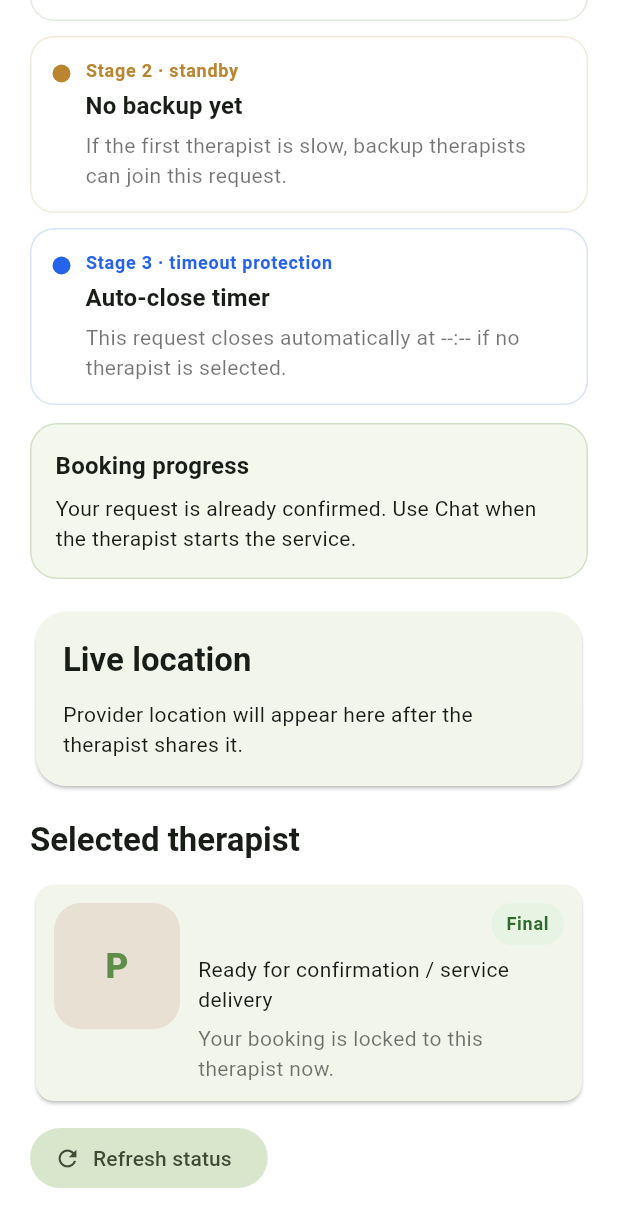
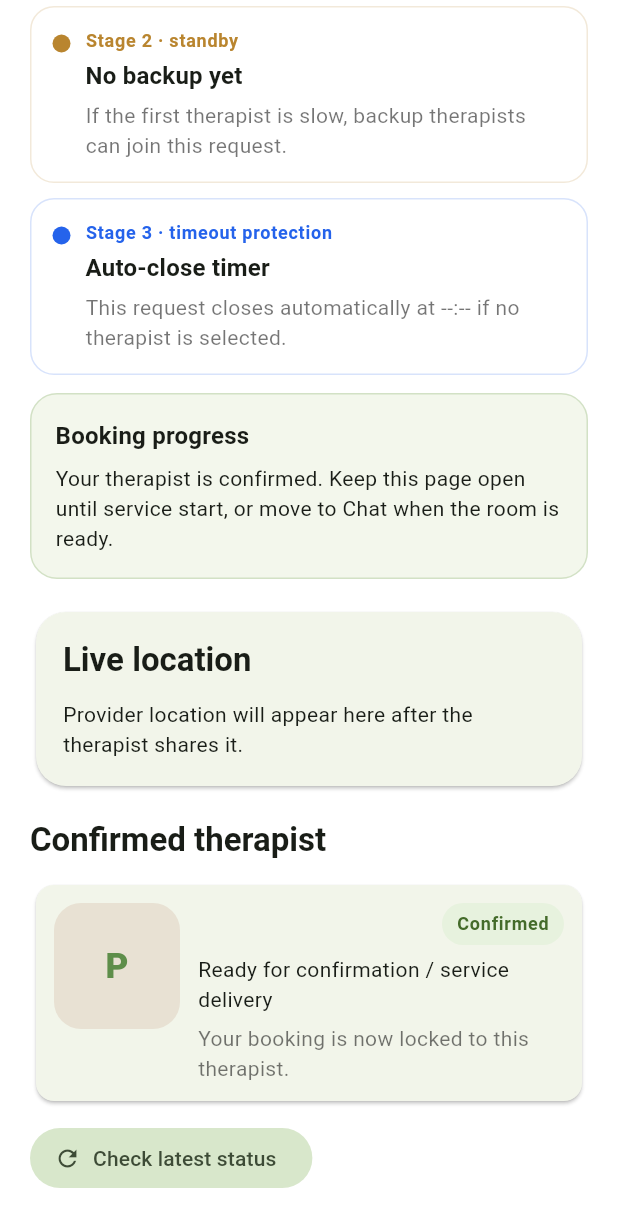
Before and after one commit to cooluki7709-crypto/massage, a Flutter app: the BookingWaitingPage screen opened directly with empty values, on a phone screen of 412 x 824 dp. Shown: the top 1227 px of the screen. Run offline on Flutter 3.47's test engine with Material 3 defaults, Android fonts, the phone set to English and light mode, and no system bars; our stand-ins replace firebase_core, firebase_messaging, flutter_riverpod, geolocator, google_maps_flutter, socket_io_client; accounts and stored records are empty.

Commit message:
refactor(copy): refine customer and provider service language

```diff
--- a/apps/customer_app/lib/main.dart
+++ b/apps/customer_app/lib/main.dart
@@ -1766,7 +1766,7 @@ class _BookingWaitingPageState extends ConsumerState<BookingWaitingPage> {
                           const SizedBox(height: 8),
                           Text(waitingText, style: Theme.of(context).textTheme.bodyLarge),
                           const SizedBox(height: 8),
-                          Text('Request auto-expires at ${formatExpiry(expiresAt)}'),
+                          Text('This request closes automatically at ${formatExpiry(expiresAt)}'),
                           const SizedBox(height: 16),
                           if (loading) const LinearProgressIndicator(),
                           if (error != null) ...[
@@ -1812,10 +1812,10 @@ class _BookingWaitingPageState extends ConsumerState<BookingWaitingPage> {
                           ),
                           const SizedBox(height: 12),
                           WaitingInfoBanner(
-                            title: status == 'OPEN_MATCHING' ? 'Live matching window' : 'Booking progress',
+                            title: status == 'OPEN_MATCHING' ? 'Therapist confirmation window' : 'Booking progress',
                             body: status == 'OPEN_MATCHING'
-                                ? 'Your preferred therapist gets the first chance. If they are slow to confirm, other nearby therapists can appear below.'
-                                : 'Your request is already confirmed. Use Chat when the therapist starts the service.',
+                                ? 'Your chosen therapist gets the first response window. If they take too long, other nearby therapists can appear below.'
+                                : 'Your therapist is confirmed. Keep this page open until service start, or move to Chat when the room is ready.',
                           ),
                           const SizedBox(height: 18),
                           BookingSectionCard(
@@ -1840,23 +1840,23 @@ class _BookingWaitingPageState extends ConsumerState<BookingWaitingPage> {
                           ),
                           const SizedBox(height: 18),
                           if (preferredProvider != null) ...[
-                            Text('Preferred therapist', style: Theme.of(context).textTheme.titleLarge?.copyWith(fontWeight: FontWeight.w700)),
+                            Text('Chosen therapist', style: Theme.of(context).textTheme.titleLarge?.copyWith(fontWeight: FontWeight.w700)),
                             const SizedBox(height: 12),
                             TherapistDisplayCard(
                               provider: preferredProvider,
-                              badgeLabel: 'Preferred',
-                              detail: 'This therapist gets the first response window for your request.',
+                              badgeLabel: 'Chosen first',
+                              detail: 'This therapist is getting the first confirmation window for your request.',
                               subtitle: fallbackCount == 0
-                                  ? 'Checking availability - ${formatRemainingTime(expiresAt)}'
-                                  : 'Checking availability - ${formatRemainingTime(expiresAt)} before you may switch',
+                                  ? 'Checking availability • ${formatRemainingTime(expiresAt)} remaining'
+                                  : 'Checking availability • ${formatRemainingTime(expiresAt)} remaining before backup options open',
                             ),
                             const SizedBox(height: 16),
                           ],
                           if (alternativeParticipants.isNotEmpty) ...[
-                            Text('Available therapists', style: Theme.of(context).textTheme.titleLarge?.copyWith(fontWeight: FontWeight.w700)),
+                            Text('Backup therapists', style: Theme.of(context).textTheme.titleLarge?.copyWith(fontWeight: FontWeight.w700)),
                             const SizedBox(height: 4),
                             Text(
-                              '$fallbackCount therapist(s) can take this request now.',
+                              '$fallbackCount therapist(s) can take this request if you want to switch.',
                               style: Theme.of(context).textTheme.bodyMedium?.copyWith(color: Colors.black54),
                             ),
                             const SizedBox(height: 12),
@@ -1866,21 +1866,21 @@ class _BookingWaitingPageState extends ConsumerState<BookingWaitingPage> {
                                 onSelect: () => selectProvider(item),
                               ),
                           ] else if (finalizedProvider != null) ...[
-                            Text('Selected therapist', style: Theme.of(context).textTheme.titleLarge?.copyWith(fontWeight: FontWeight.w700)),
+                            Text('Confirmed therapist', style: Theme.of(context).textTheme.titleLarge?.copyWith(fontWeight: FontWeight.w700)),
                             const SizedBox(height: 12),
                             TherapistDisplayCard(
                               provider: finalizedProvider,
-                              badgeLabel: 'Final',
-                              detail: 'Your booking is locked to this therapist now.',
+                              badgeLabel: 'Confirmed',
+                              detail: 'Your booking is now locked to this therapist.',
                             ),
                           ] else ...[
-                            const EmptyPanel(text: 'Waiting for a provider response. Other available therapists can appear here later.'),
+                            const EmptyPanel(text: 'Waiting for a therapist response. Backup options can appear here if the first therapist is slow to confirm.'),
                           ],
                           const SizedBox(height: 10),
                           FilledButton.tonalIcon(
                             onPressed: loading ? null : () => refreshBooking(),
                             icon: const Icon(Icons.refresh),
-                            label: const Text('Refresh status'),
+                            label: const Text('Check latest status'),
                           ),
                         ],
                       ),
@@ -2121,10 +2121,10 @@ class WaitingStagePanel extends StatelessWidget {
   Widget build(BuildContext context) {
     final stageItems = [
       WaitingStageItem(
-        title: preferredProviderName == null ? 'Finding therapist' : 'Preferred therapist first',
+        title: preferredProviderName == null ? 'Finding a therapist' : 'Chosen therapist first',
         body: preferredProviderName == null
             ? 'Nearby therapists are being checked now.'
-            : '$preferredProviderName gets the first response window before backups appear.',
+            : '$preferredProviderName gets the first response window before backup therapists are invited in.',
         accent: const Color(0xFF5E8E4A),
         caption: preferredProviderName == null ? 'Stage 1' : 'Stage 1 · direct request',
       ),
@@ -2794,7 +2794,7 @@ class _ChatScreenState extends ConsumerState<ChatScreen> {
     setState(() {
       chatRoomId = roomId;
       messages = loadedMessages;
-      statusMessage = 'Chat room loaded for booking ${booking?['id']}.';
+      statusMessage = 'Chat is ready for booking ${booking?['id']}.';
     });
     attachChatListener();
   }
--- a/apps/provider_app/lib/main.dart
+++ b/apps/provider_app/lib/main.dart
@@ -101,7 +101,7 @@ class _RequestsScreenState extends ConsumerState<RequestsScreen> {
       if (!mounted) {
         return;
       }
-      setState(() => statusMessage = 'New direct booking request received.');
+      setState(() => statusMessage = 'A new direct booking request just arrived.');
       unawaited(loadOpenBookings(showLoading: false));
     });
 
@@ -109,7 +109,7 @@ class _RequestsScreenState extends ConsumerState<RequestsScreen> {
       if (!mounted) {
         return;
       }
-      setState(() => statusMessage = 'Booking matched. Check selected provider state.');
+      setState(() => statusMessage = 'A booking was confirmed. Review the selected therapist state.');
       unawaited(loadOpenBookings(showLoading: false));
     });
 
@@ -117,7 +117,7 @@ class _RequestsScreenState extends ConsumerState<RequestsScreen> {
       if (!mounted) {
         return;
       }
-      setState(() => statusMessage = 'A matching job expired.');
+      setState(() => statusMessage = 'A booking request expired before a therapist was confirmed.');
       unawaited(loadOpenBookings(showLoading: false));
     });
   }
@@ -156,7 +156,7 @@ class _RequestsScreenState extends ConsumerState<RequestsScreen> {
     await ref.read(providerRepositoryProvider).goOnline();
     setState(() {
       isOnline = true;
-      statusMessage = 'Online and location shared.';
+      statusMessage = 'You are online and visible for direct booking requests.';
     });
   }
 
@@ -190,7 +190,7 @@ class _RequestsScreenState extends ConsumerState<RequestsScreen> {
       await ref.read(providerRepositoryProvider).joinBooking(bookingId);
       setState(() {
         joinedBookingIds = {...joinedBookingIds, bookingId};
-        statusMessage = 'Joined booking. Waiting for customer selection.';
+        statusMessage = 'You joined this request. Waiting for the customer to choose a therapist.';
       });
       await loadOpenBookings();
     } catch (exception) {
@@ -216,7 +216,7 @@ class _RequestsScreenState extends ConsumerState<RequestsScreen> {
         await ref.read(providerRepositoryProvider).rejectBooking(bookingId);
         joinedBookingIds = joinedBookingIds.where((id) => id != bookingId).toSet();
       }
-      setState(() => statusMessage = accepted ? 'Accepted booking request.' : 'Rejected booking request.');
+      setState(() => statusMessage = accepted ? 'You accepted the booking request.' : 'You declined the booking request.');
       await loadOpenBookings();
     } catch (exception) {
       setState(() => error = '$exception');
@@ -236,7 +236,7 @@ class _RequestsScreenState extends ConsumerState<RequestsScreen> {
     });
     try {
       await ref.read(providerRepositoryProvider).startBooking(bookingId);
-      setState(() => statusMessage = 'Service started. Chat is now available.');
+      setState(() => statusMessage = 'Service started. The chat room is now live.');
       await loadOpenBookings();
     } catch (exception) {
       setState(() => error = '$exception');
@@ -378,9 +378,9 @@ class _RequestsScreenState extends ConsumerState<RequestsScreen> {
             ),
             const SizedBox(height: 16),
             if (bookingItems.isEmpty)
-              const InfoCard(text: 'No direct requests yet. Ask the customer to book your profile, then refresh.')
+              const InfoCard(text: 'No direct requests yet. Once a customer books your profile, it will appear here.')
             else if (visibleBookings.isEmpty)
-              const InfoCard(text: 'No requests match the current filter. Switch the filter to review older items.')
+              const InfoCard(text: 'No requests match this filter right now. Switch filters to review older items.')
             else
               for (final booking in visibleBookings)
                 Builder(
@@ -1069,7 +1069,7 @@ class _ChatScreenState extends ConsumerState<ChatScreen> {
       customerLat = asNum(booking?['lat'])?.toDouble();
       customerLng = asNum(booking?['lng'])?.toDouble();
       messages = loadedMessages;
-      statusMessage = 'Chat room loaded for booking ${booking?['id']}.';
+      statusMessage = 'Chat is ready for booking ${booking?['id']}.';
     });
     attachChatListener();
   }
@@ -1099,7 +1099,7 @@ class _ChatScreenState extends ConsumerState<ChatScreen> {
         lastSharedLat = location['lat'];
         lastSharedLng = location['lng'];
         statusMessage =
-            'Current location shared with the customer at ${formatCoordinate(lastSharedLat)} / ${formatCoordinate(lastSharedLng)}.';
+            'Your current location was shared with the customer at ${formatCoordinate(lastSharedLat)} / ${formatCoordinate(lastSharedLng)}.';
       });
     } catch (exception) {
       setState(() => error = '$exception');
@@ -1120,14 +1120,14 @@ class _ChatScreenState extends ConsumerState<ChatScreen> {
           Text('Chat', style: Theme.of(context).textTheme.headlineMedium),
           const SizedBox(height: 8),
           Text(
-            auth == null ? 'Login to load selected booking chats.' : 'Realtime messages with the customer.',
+            auth == null ? 'Login to load your latest service chat.' : 'Realtime messages with the customer during service.',
             style: Theme.of(context).textTheme.bodyLarge,
           ),
           const SizedBox(height: 16),
           FilledButton.icon(
             onPressed: loading ? null : signInAndLoadChat,
             icon: const Icon(Icons.chat_bubble_outline),
-            label: Text(chatRoomId == null ? 'Load latest chat' : 'Refresh chat'),
+            label: Text(chatRoomId == null ? 'Open latest chat' : 'Refresh chat'),
           ),
           if (loading) ...[
             const SizedBox(height: 12),
@@ -1143,7 +1143,7 @@ class _ChatScreenState extends ConsumerState<ChatScreen> {
           ],
           const SizedBox(height: 16),
           if (chatRoomId == null)
-            const InfoCard(text: 'Chat opens after the guest selects you and you start the service flow.')
+            const InfoCard(text: 'Chat opens after the guest confirms you and the service start step begins.')
           else ...[
             Text('Room $chatRoomId', style: Theme.of(context).textTheme.titleMedium),
             const SizedBox(height: 8),
@@ -1161,7 +1161,7 @@ class _ChatScreenState extends ConsumerState<ChatScreen> {
             ),
             const SizedBox(height: 8),
             if (messages.isEmpty)
-              const InfoCard(text: 'No messages yet.')
+              const InfoCard(text: 'No messages yet. The first message will appear here as soon as either side sends one.')
             else
               for (final message in messages)
                 MessageTile(message: message as Map<String, dynamic>),
```
